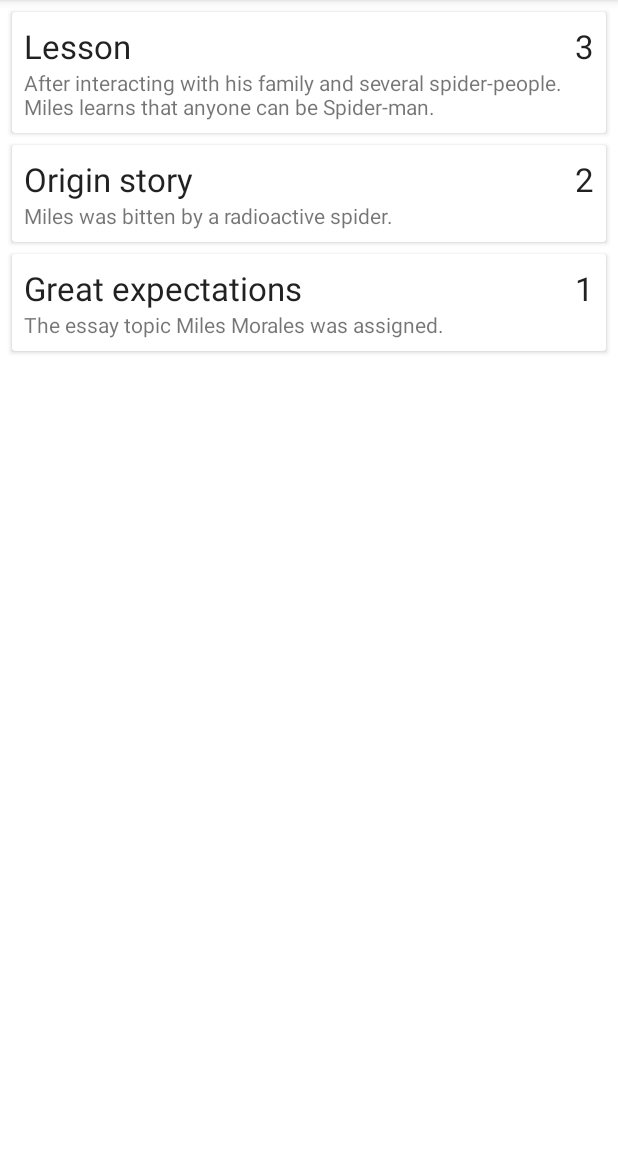
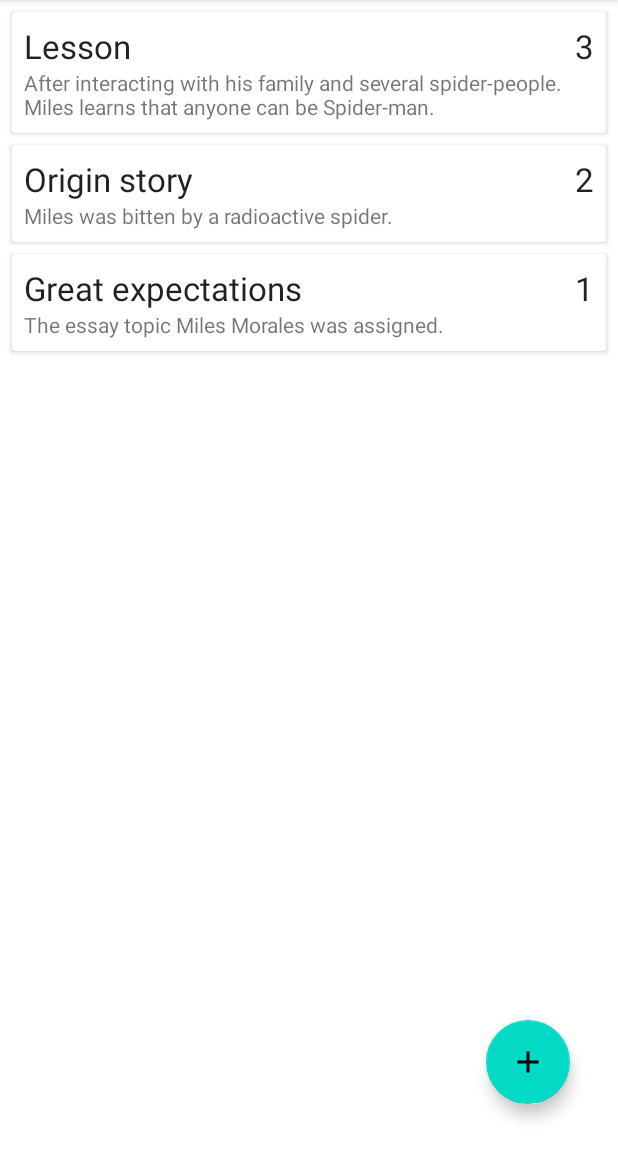
Before and after one commit to MfundoZA/MyNotes, an Android app: the screen it shows after launch (MainActivity), on a phone screen of 412 x 824 dp, the part 84-1236 px from its top. Run offline under Robolectric (Android 15) with nearby library versions, the phone set to English and light mode, and no system bars; our stand-ins replace Room's generated code.

Commit message:
Added FloatingActionButton to activity_main layout

```diff
--- a/app/src/main/res/layout/activity_main.xml
+++ b/app/src/main/res/layout/activity_main.xml
@@ -15,4 +15,12 @@
 
     </androidx.recyclerview.widget.RecyclerView>
 
+    <com.google.android.material.floatingactionbutton.FloatingActionButton
+        android:id="@+id/fabAddNote"
+        android:layout_width="wrap_content"
+        android:layout_height="wrap_content"
+        android:src="@drawable/ic_add"
+        android:layout_gravity="bottom|end"
+        android:layout_margin="32dp" />
+
 </androidx.coordinatorlayout.widget.CoordinatorLayout>
```
